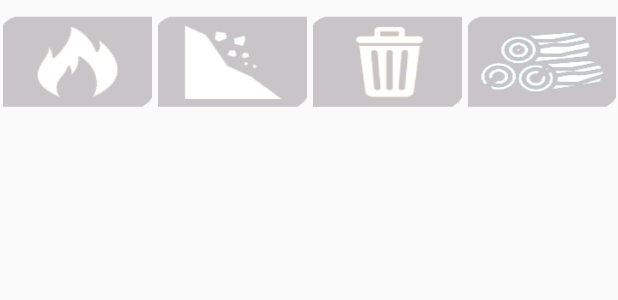
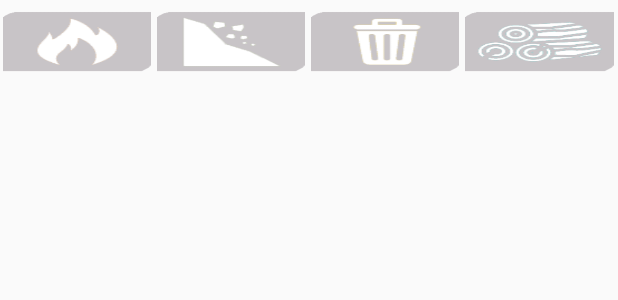
Before and after one commit to yassuom/AMBECO, an Android app: the layout fragment_locais.xml on its own in the app's theme, with its tools: preview values and no code run, on a phone screen of 412 x 824 dp. Shown: the top 300 px of the screen. Run offline under Robolectric (Android 15) with nearby library versions, the phone set to English and light mode, and no system bars.

Commit message:
Commit alteracoes:
- filtros na tela
- tabelas db

```diff
--- a/app/src/main/res/layout/fragment_locais.xml
+++ b/app/src/main/res/layout/fragment_locais.xml
@@ -9,46 +9,51 @@
         android:layout_height="match_parent"
         android:orientation="vertical">
 
+        <RelativeLayout
+            android:layout_width="match_parent"
+            android:layout_height="wrap_content">
+
             <LinearLayout
                 android:id="@+id/lista_locais_filtros"
                 android:layout_width="match_parent"
-            android:layout_height="80dp"
-            android:orientation="horizontal"
-            android:layout_gravity="top">
+                android:layout_height="wrap_content"
+                android:orientation="horizontal">
 
                 <ImageView
                     android:id="@+id/lista_locais_filtro_queimada"
-                android:layout_width="match_parent"
-                android:layout_height="match_parent"
+                    android:layout_width="50dp"
+                    android:layout_height="50dp"
                     android:layout_weight=".20"
                     android:layout_margin="2dp"
                     android:background="@drawable/ic_queimada_disable" />
 
                 <ImageView
                     android:id="@+id/lista_locais_filtro_deslizamento"
-                android:layout_width="match_parent"
-                android:layout_height="match_parent"
+                    android:layout_width="50dp"
+                    android:layout_height="50dp"
                     android:layout_weight=".20"
                     android:layout_margin="2dp"
                     android:background="@drawable/ic_deslizamento_disable" />
 
                 <ImageView
                     android:id="@+id/lista_locais_filtro_lixo"
-                android:layout_width="match_parent"
-                android:layout_height="match_parent"
+                    android:layout_width="50dp"
+                    android:layout_height="50dp"
                     android:layout_weight=".20"
                     android:layout_margin="2dp"
                     android:background="@drawable/ic_lixo_disable" />
 
                 <ImageView
                     android:id="@+id/lista_locais_filtro_desmatamento"
-                android:layout_width="match_parent"
-                android:layout_height="match_parent"
+                    android:layout_width="50dp"
+                    android:layout_height="50dp"
                     android:layout_weight=".20"
                     android:layout_margin="2dp"
                     android:background="@drawable/ic_desmatamento_disable" />
 
             </LinearLayout>
+
+        </RelativeLayout>
 
         <RelativeLayout
             android:layout_width="match_parent"
--- a/app/src/main/res/menu/menu_lista_locais.xml
+++ b/app/src/main/res/menu/menu_lista_locais.xml
@@ -7,7 +7,8 @@
     <item android:id="@+id/menu_buscar"
         android:title="Buscar Locais"
         android:icon="@drawable/ic_lupa"
-        app:showAsAction="always" />
+        app:showAsAction="always"
+        android:visible="false"/>
 
     <item android:id="@+id/menu_mapa"
         android:title="Alterar Visualização"
```
Also changed, not shown: app/src/main/res/drawable/fundo_busca.xml (added, +14 -0 lines), app/src/main/res/layout/fragment_locais_mapa.xml (+13 -3 lines), app/src/main/res/layout/fragment_meus_favoritos.xml (+10 -1 lines), app/src/main/res/layout/fragment_meus_locais.xml (+10 -1 lines). Lines whose indentation alone changed are shown as unchanged.
